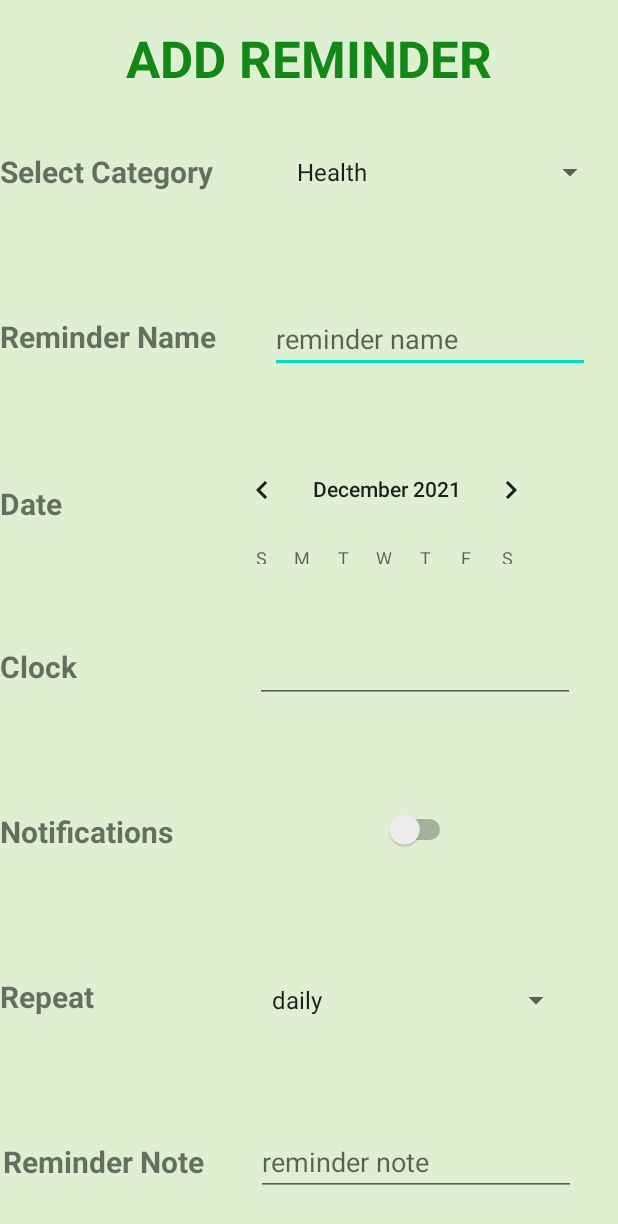
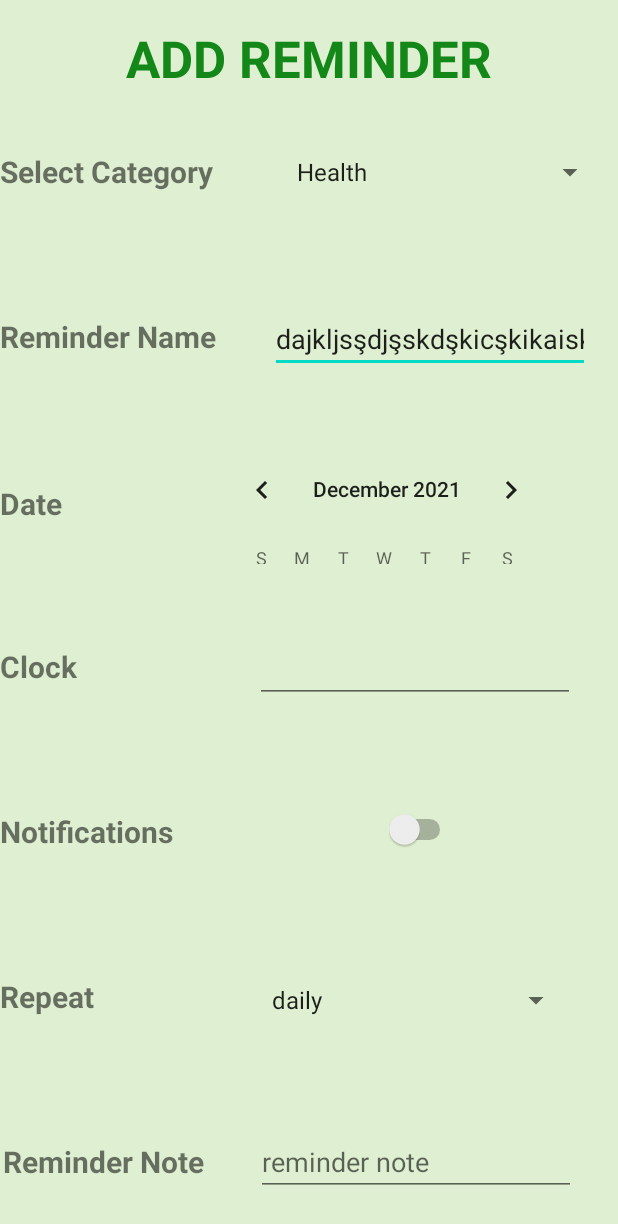
Before and after one commit to ozgulbilici/FinalProject, an Android app: the AddReminderActivity screen opened directly, with no data from a screen before it, on a phone screen of 412 x 824 dp. Shown: the top 1224 px of the screen. Run offline under Robolectric (Android 15) with nearby library versions, the phone set to English and light mode, and no system bars.

```diff
--- a/app/src/main/java/tr/edu/mu/ceng/mad/reminderapp/MainActivity.java
+++ b/app/src/main/java/tr/edu/mu/ceng/mad/reminderapp/MainActivity.java
@@ -25,14 +25,14 @@ public class MainActivity extends AppCompatActivity {
         Button goToSignUp = (Button) findViewById(R.id.goToSignUp);
 
 
-        /*goToLogin.setOnClickListener(new View.OnClickListener() {
+        goToLogin.setOnClickListener(new View.OnClickListener() {
             @Override
             public void onClick(View v) {
 
                 Intent myIntent = new Intent(MainActivity.this,LoginActivity.class);
                 startActivity(myIntent);
             }
-        });*/
+        });
 
         goToSignUp.setOnClickListener(new View.OnClickListener() {
             @Override
@@ -42,13 +42,13 @@ public class MainActivity extends AppCompatActivity {
             }
         });
 
-        goToLogin.setOnClickListener(new View.OnClickListener() {
+        /*goToLogin.setOnClickListener(new View.OnClickListener() {
             @Override
             public void onClick(View v) {
 
                 Intent myIntent = new Intent(MainActivity.this,AddReminderActivity.class);
                 startActivity(myIntent);
             }
-        });
+        });*/
     }
 }
--- a/app/src/main/res/layout/activity_add_reminder.xml
+++ b/app/src/main/res/layout/activity_add_reminder.xml
@@ -83,6 +83,7 @@
                     android:ems="10"
                     android:hint="reminder name"
                     android:inputType="textPersonName"
+                    android:text="dajkljsşdjşskdşkicşkikaiskcişskicşsccs"
                     app:layout_constraintBottom_toBottomOf="parent"
                     app:layout_constraintEnd_toEndOf="parent"
                     app:layout_constraintHorizontal_bias="0.0"
```
